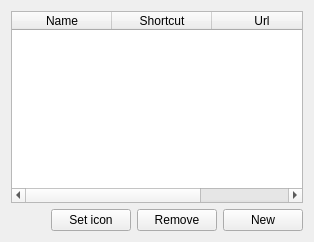
First picture: the form in src/services/websearch/websearchwidget.ui, repository albertlauncher/albert, before the edit.
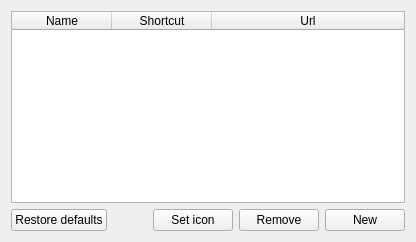
Second picture: the form after the edit.

Diff of the .ui file:
```diff
--- a/src/services/websearch/websearchwidget.ui
+++ b/src/services/websearch/websearchwidget.ui
@@ -7,9 +7,24 @@
     <layout class="QHBoxLayout" name="horizontalLayout">
      <item>
       <widget class="QTableWidget" name="tableWidget_searches">
+       <property name="alternatingRowColors">
+        <bool>true</bool>
+       </property>
+       <property name="selectionMode">
+        <enum>QAbstractItemView::SingleSelection</enum>
+       </property>
+       <property name="selectionBehavior">
+        <enum>QAbstractItemView::SelectRows</enum>
+       </property>
+       <property name="gridStyle">
+        <enum>Qt::NoPen</enum>
+       </property>
        <attribute name="horizontalHeaderStretchLastSection">
         <bool>true</bool>
        </attribute>
+       <attribute name="verticalHeaderVisible">
+        <bool>false</bool>
+       </attribute>
        <column>
         <property name="text">
          <string>Name</string>
@@ -31,6 +46,13 @@
    </item>
    <item>
     <layout class="QHBoxLayout" name="horizontalLayout_2">
+     <item>
+      <widget class="QPushButton" name="pushButton_defaults">
+       <property name="text">
+        <string>Restore defaults</string>
+       </property>
+      </widget>
+     </item>
      <item>
       <spacer name="horizontalSpacer">
        <property name="orientation">
```
